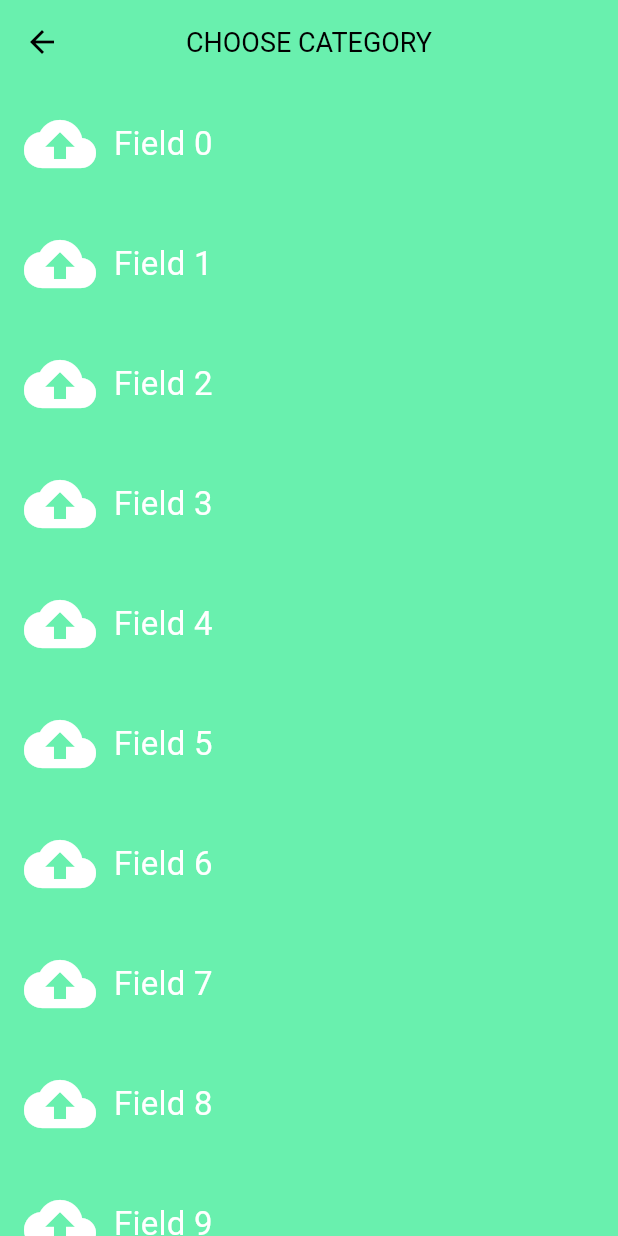
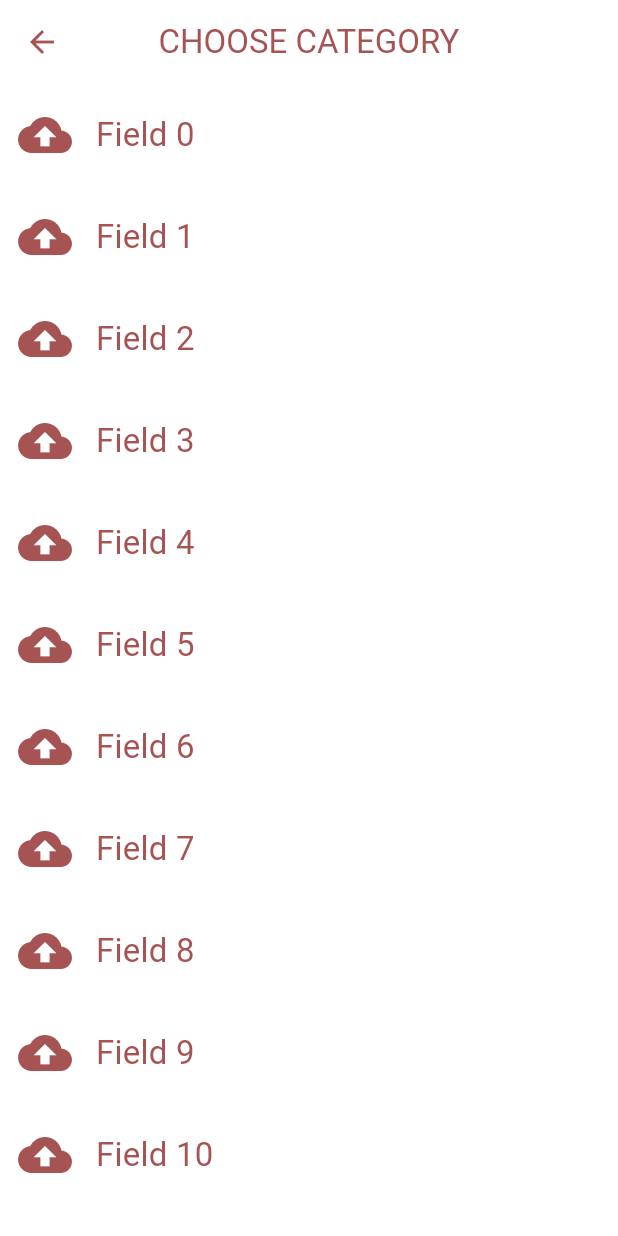
Before and after one commit to gotoinc/flutter_unit_converter, a Flutter app: the screen it shows after launch, after a tap on the "menu" icon, on a phone screen of 412 x 824 dp. Run offline on Flutter 3.47's test engine with Material 2 defaults, Android fonts, the phone set to English and light mode, and no system bars.

Commit message:
Created files for colors, dimensions. Added Scroll to content when keyboard open

```diff
--- a/lib/main.dart
+++ b/lib/main.dart
@@ -1,5 +1,6 @@
 import 'package:flutter/material.dart';
 import 'package:unit_converter/route/unit_converter_route.dart';
+import 'package:unit_converter/style/consts/colors.dart';
 
 void main() => runApp(Application());
 
@@ -9,10 +10,12 @@ class Application extends StatelessWidget {
     return MaterialApp(
         title: 'Unit Converter',
         theme: ThemeData(
-            primaryColor: Colors.greenAccent,
-            scaffoldBackgroundColor: Colors.greenAccent,
-            accentColor: Colors.white,
-            cursorColor: Colors.white),
+            primaryColor: mainColorApp,
+            scaffoldBackgroundColor: mainColorApp,
+            highlightColor: colorHighlight,
+            splashColor: colorHighlightSplash,
+            accentColor: textColor,
+            cursorColor: cursorColor),
         home: UnitConverterScreen());
   }
 }
--- a/lib/route/categories_route.dart
+++ b/lib/route/categories_route.dart
@@ -1,4 +1,6 @@
 import 'package:flutter/material.dart';
+import 'package:unit_converter/style/consts/colors.dart';
+import 'package:unit_converter/style/consts/dimensions.dart';
 import 'package:unit_converter/widget/categories.dart';
 
 class CategoriesScreen extends StatelessWidget {
@@ -8,9 +10,9 @@ class CategoriesScreen extends StatelessWidget {
         appBar: AppBar(
           leading: InkWell(
               onTap: () => (_navigateBack(context)),
-              child: Icon(Icons.arrow_back, color: Colors.black)),
+              child: Icon(Icons.arrow_back, color: textColor)),
           title: Text("Choose category".toUpperCase(),
-              style: TextStyle(fontSize: 18, color: Colors.black, fontWeight: FontWeight.normal)),
+              style: TextStyle(fontSize: textSize3, color: textColor, fontWeight: FontWeight.normal)),
           centerTitle: true,
           elevation: 0,
         ),
--- a/lib/route/unit_converter_route.dart
+++ b/lib/route/unit_converter_route.dart
@@ -1,6 +1,8 @@
 import 'package:flutter/material.dart';
-import 'package:unit_converter/data/data.dart';
+import 'package:unit_converter/data/model/data.dart';
 import 'package:unit_converter/route/categories_route.dart';
+import 'package:unit_converter/style/consts/colors.dart';
+import 'package:unit_converter/style/consts/dimensions.dart';
 import 'package:unit_converter/widget/converter.dart';
 
 class UnitConverterScreen extends StatelessWidget {
@@ -10,11 +12,11 @@ class UnitConverterScreen extends StatelessWidget {
         appBar: AppBar(
           leading: InkWell(
               onTap: () => (_navigateToCategories(context)),
-              child: Icon(Icons.menu, color: Colors.black)),
+              child: Icon(Icons.menu, color: textColor)),
           title: Text("Unit Converter".toUpperCase(),
               style: TextStyle(
-                  fontSize: 18,
-                  color: Colors.black,
+                  fontSize: textSize3,
+                  color: textColor,
                   fontWeight: FontWeight.normal)),
           centerTitle: true,
           elevation: 0,
--- /dev/null
+++ b/lib/style/consts/colors.dart
@@ -0,0 +1,13 @@
+import 'dart:ui';
+
+import 'package:flutter/material.dart';
+
+const Color textColor = Color(0xFFA65353);
+const Color textColorHint = Color(0xB3A65353);
+const Color textColorDisabled = Color(0x54FFFFFF);
+const Color cursorColor = textColor;
+const Color textColorSecondary = Color(0xFF737373);
+const Color mainColorApp = Color(0xFFFFFFFF);
+const Color secondColorApp = Color(0xFF326363);
+const Color colorHighlight = Color(0x4FA65353);
+const Color colorHighlightSplash = Color(0x24A65353);
--- /dev/null
+++ b/lib/style/consts/dimensions.dart
@@ -0,0 +1,30 @@
+const int default_padding = 12;
+
+// Border radius dimensions
+const double listItemPressRadius = 2;
+const double inputFieldRadius = 4;
+// Border width dimensions
+const double borderWidthDefault = 0.5;
+const double borderWidthFocused = 1.5;
+
+// Padding dimensions
+const double defaultPadding = 16.0;
+const double listItemSpace = 4.0;
+const double listItemPadding = 12.0;
+
+// Elevation dimensions
+const int dropDownUnitElevation = 16;
+
+// Icon dimensions
+const double icCompareArrowsSize = 24.0;
+const double icCategorySize = 36.0;
+const double icDropDownSize = 32.0;
+
+// Text dimensions
+const double textSize1 = 36.0;
+const double textSize2 = 28.0;
+const double textSize3 = 22.0;
+const double textSize4 = 18.0;
+const double textSize5 = 14.0;
+const double textSize6 = 12.0;
+const double letterSpacing = 0.15;
--- a/lib/style/style.dart
+++ b/lib/style/style.dart
@@ -1,17 +1,19 @@
 import 'package:flutter/material.dart';
+import 'package:unit_converter/style/consts/dimensions.dart';
+import 'package:unit_converter/style/consts/colors.dart';
 
 TextStyle defaultTextStyle() {
-  return TextStyle(color: Colors.white, fontSize: 22, letterSpacing: 0.15);
+  return TextStyle(color: textColor, fontSize: textSize3, letterSpacing: letterSpacing);
 }
 
 TextStyle dialogTextStyle() {
-  return TextStyle(color: Colors.black, fontSize: 18);
+  return TextStyle(color: textColor, fontSize: textSize4);
 }
 
 TextStyle defaultHintTextStyle() {
-  return TextStyle(color: Colors.white70, fontSize: 22, letterSpacing: 0.15);
+  return TextStyle(color: textColorHint, fontSize: textSize3, letterSpacing: letterSpacing);
 }
 
 TextStyle defaultLabelTextStyle() {
-  return TextStyle(color: Colors.white, fontSize: 22, letterSpacing: 0.15);
+  return TextStyle(color: textColor, fontSize: textSize3, letterSpacing: letterSpacing);
 }
--- a/lib/widget/categories.dart
+++ b/lib/widget/categories.dart
@@ -1,5 +1,5 @@
 import 'package:flutter/material.dart';
-import 'package:unit_converter/data/data.dart';
+import 'package:unit_converter/data/model/data.dart';
 import 'package:unit_converter/widget/item_category.dart';
 
 class CategoriesGroup extends StatelessWidget {
@@ -9,7 +9,6 @@ class CategoriesGroup extends StatelessWidget {
   Widget build(BuildContext context) {
     return OrientationBuilder(builder: (context, orientation) {
       final double childAspectRatio = MediaQuery.of(context).size.height / 80;
-      print("Child aspect ratio: $childAspectRatio");
       return _getRootWidget(childAspectRatio, orientation);
     });
   }
--- a/lib/widget/converter.dart
+++ b/lib/widget/converter.dart
@@ -1,4 +1,6 @@
 import 'package:flutter/material.dart';
+import 'package:unit_converter/style/consts/colors.dart';
+import 'package:unit_converter/style/consts/dimensions.dart';
 import 'package:unit_converter/widget/input_section.dart';
 
 class ConverterGroup extends StatelessWidget {
@@ -13,19 +15,32 @@ class ConverterGroup extends StatelessWidget {
   }
 
   Widget _getRootWidget(Orientation orientation) {
-    return orientation == Orientation.landscape
-        ? IntrinsicHeight(child: Row(mainAxisAlignment: MainAxisAlignment.spaceBetween, crossAxisAlignment: CrossAxisAlignment.center, children: <Widget>[
+    return NotificationListener<OverscrollIndicatorNotification>(
+        onNotification: (overscroll) {
+          overscroll.disallowGlow();
+        },
+        child: ListView(children: <Widget>[
+          IntrinsicHeight(
+              child: orientation == Orientation.landscape
+                  ? _rowForLandscapeOrientation()
+                  : _columnForPortraitOrientation())
+        ]));
+  }
+
+  Widget _rowForLandscapeOrientation() {
+    return Row(
+        mainAxisAlignment: MainAxisAlignment.spaceBetween,
+        crossAxisAlignment: CrossAxisAlignment.center,
+        children: <Widget>[
           Expanded(child: inputWidget),
           DecoratedBox(
               decoration: BoxDecoration(
                   border: Border.all(
-                      color: Colors.white,
+                    color: textColor,
                     width: 1,
                   ),
-                    borderRadius: BorderRadius.all(Radius.circular(1))),
+                  borderRadius: BorderRadius.all(Radius.zero)),
               child: InkWell(
-                    highlightColor: Colors.greenAccent.shade400,
-                    splashColor: Colors.white70,
                   borderRadius: BorderRadius.all(Radius.zero),
                   onTap: () {
                     String temp = inputWidget.getInputtedText();
@@ -34,12 +49,15 @@ class ConverterGroup extends StatelessWidget {
                     outputWidget.setTextToTextField(temp);
                   },
                   child: Padding(
-                        padding: EdgeInsets.all(12),
+                      padding: EdgeInsets.all(defaultPadding),
                       child: Icon(Icons.compare_arrows,
-                            color: Colors.white, size: 24)))),
+                          color: textColor, size: icCompareArrowsSize)))),
           Expanded(child: outputWidget)
-          ]))
-        : Column(children: <Widget>[
+        ]);
+  }
+
+  Widget _columnForPortraitOrientation() {
+    return Column(children: <Widget>[
       inputWidget,
       Center(
           child: RotatedBox(
@@ -47,24 +65,24 @@ class ConverterGroup extends StatelessWidget {
               child: DecoratedBox(
                   decoration: BoxDecoration(
                       border: Border.all(
-                              color: Colors.white,
+                        color: textColor,
                         width: 1,
                       ),
-                            borderRadius: BorderRadius.all(Radius.circular(1))),
+                      borderRadius: BorderRadius.all(Radius.zero)),
                   child: InkWell(
-                            highlightColor: Colors.greenAccent.shade400,
-                            splashColor: Colors.white70,
+                      highlightColor: colorHighlight,
+                      splashColor: colorHighlightSplash,
                       borderRadius: BorderRadius.all(Radius.zero),
                       onTap: () {
                         String temp = inputWidget.getInputtedText();
-                              inputWidget.setTextToTextField(
-                                  outputWidget.getInputtedText());
+                        inputWidget
+                            .setTextToTextField(outputWidget.getInputtedText());
                         outputWidget.setTextToTextField(temp);
                       },
                       child: Padding(
-                                padding: EdgeInsets.all(12),
+                          padding: EdgeInsets.all(defaultPadding),
                           child: Icon(Icons.compare_arrows,
-                                    color: Colors.white, size: 24)))))),
+                              color: textColor, size: icCompareArrowsSize)))))),
       outputWidget
     ]);
   }
--- a/lib/widget/dropdown_border.dart
+++ b/lib/widget/dropdown_border.dart
@@ -1,15 +1,7 @@
 import 'package:flutter/material.dart';
-import 'package:unit_converter/data/data.dart';
+import 'package:unit_converter/data/model/data.dart';
+import 'package:unit_converter/style/consts/dimensions.dart';
 import 'package:unit_converter/style/style.dart';
-
-BoxDecoration _get(Color borderColor, double width, double radius) {
-  return BoxDecoration(
-      border: Border.all(
-        color: borderColor,
-        width: width,
-      ),
-      borderRadius: BorderRadius.all(Radius.circular(radius)));
-}
 
 class DropdownBorder extends StatefulWidget {
   final Color borderColor;
@@ -47,10 +39,6 @@ class _DropdownBorderState extends State<DropdownBorder> {
   Widget build(BuildContext context) {
     return Container(
         decoration: _get(borderColor, width, radius),
-        child: Theme(
-            data: ThemeData(
-                canvasColor: Colors.greenAccent.shade400,
-                brightness: Brightness.dark),
         child: DropdownButtonHideUnderline(
             child: ButtonTheme(
                 alignedDropdown: true,
@@ -71,7 +59,16 @@ class _DropdownBorderState extends State<DropdownBorder> {
                     onChanged: (Unit unit) {
                       _update(unit);
                     },
-                        elevation: 16,
-                        iconSize: 44)))));
+                    elevation: dropDownUnitElevation,
+                    iconSize: icDropDownSize))));
+  }
+
+  BoxDecoration _get(Color borderColor, double width, double radius) {
+    return BoxDecoration(
+        border: Border.all(
+          color: borderColor,
+          width: width,
+        ),
+        borderRadius: BorderRadius.all(Radius.circular(radius)));
   }
 }
--- a/lib/widget/input_section.dart
+++ b/lib/widget/input_section.dart
@@ -1,4 +1,6 @@
 import 'package:flutter/material.dart';
+import 'package:unit_converter/style/consts/colors.dart';
+import 'package:unit_converter/style/consts/dimensions.dart';
 import 'package:unit_converter/style/style.dart';
 import 'package:unit_converter/widget/dropdown_border.dart';
 
@@ -16,11 +18,11 @@ class InputSection extends StatelessWidget {
   @override
   Widget build(BuildContext context) {
     return Padding(
-        padding: EdgeInsets.all(16),
+        padding: EdgeInsets.all(defaultPadding),
         child: Column(children: <Widget>[
           TextField(
             keyboardType: TextInputType.number,
-            textInputAction: TextInputAction.go,
+            textInputAction: TextInputAction.done,
             style: defaultTextStyle(),
             controller: _textController,
             decoration: InputDecoration(
@@ -28,22 +30,23 @@ class InputSection extends StatelessWidget {
                 labelText: "Input Value",
                 labelStyle: defaultLabelTextStyle(),
                 hintStyle: defaultHintTextStyle(),
-                contentPadding: EdgeInsets.all(16),
-                border: OutlineInputBorder(
-                    borderRadius: BorderRadius.circular(4),
-                    borderSide: BorderSide(color: Colors.white, width: 1)),
-                enabledBorder: OutlineInputBorder(
-                    borderRadius: BorderRadius.circular(4),
-                    borderSide: BorderSide(color: Colors.white, width: 1)),
-                focusedBorder: OutlineInputBorder(
-                    borderRadius: BorderRadius.circular(4),
-                    borderSide: BorderSide(color: Colors.white, width: 2)),
-                disabledBorder: OutlineInputBorder(
-                    borderRadius: BorderRadius.circular(4),
-                    borderSide: BorderSide(color: Colors.white54, width: 1))),
+                contentPadding: EdgeInsets.all(defaultPadding),
+                border: _get(borderWidthDefault, textColor),
+                enabledBorder:
+                    _get(borderWidthDefault, textColor),
+                focusedBorder:
+                    _get(borderWidthFocused, textColor),
+                disabledBorder: _get(
+                    borderWidthDefault, textColorDisabled)),
           ),
-          SizedBox(height: 16),
-          DropdownBorder(borderColor: Colors.white, width: 1, radius: 4)
+          SizedBox(height: defaultPadding),
+          DropdownBorder(borderColor: textColor, width: borderWidthDefault, radius: inputFieldRadius)
         ]));
   }
+
+  OutlineInputBorder _get(double borderWidth, Color borderColor) {
+    return OutlineInputBorder(
+        borderRadius: BorderRadius.circular(inputFieldRadius),
+        borderSide: BorderSide(color: borderColor, width: borderWidth));
+  }
 }
--- a/lib/widget/item_category.dart
+++ b/lib/widget/item_category.dart
@@ -1,5 +1,7 @@
 import 'package:flutter/material.dart';
-import 'package:unit_converter/data/data.dart';
+import 'package:unit_converter/data/model/data.dart';
+import 'package:unit_converter/style/consts/colors.dart';
+import 'package:unit_converter/style/consts/dimensions.dart';
 import 'package:unit_converter/style/style.dart';
 
 class ItemCategory extends StatelessWidget {
@@ -10,24 +12,29 @@ class ItemCategory extends StatelessWidget {
   @override
   Widget build(BuildContext context) {
     return Container(
-        height: 80,
-        child: Padding(
-            padding: EdgeInsets.all(8),
+        child: IntrinsicHeight(child: Padding(
+            padding: EdgeInsets.symmetric(
+                vertical: listItemSpace),
             child: InkWell(
-                highlightColor: Colors.greenAccent.shade400,
-                splashColor: Colors.white70,
-                borderRadius: BorderRadius.all(Radius.circular(4)),
-                onTap: () {Navigator.of(context).pop(field);},
+                highlightColor: colorHighlight,
+                splashColor: colorHighlightSplash,
+                borderRadius:
+                    BorderRadius.all(Radius.circular(listItemPressRadius)),
+                onTap: () {
+                  Navigator.of(context).pop(field);
+                },
                 child: Padding(
-                    padding: EdgeInsets.all(8),
+                    padding: EdgeInsets.all(listItemPadding),
                     child: Row(children: <Widget>[
-                      Icon(Icons.backup, color: Colors.white, size: 48),
+                      Icon(Icons.backup,
+                          color: textColor, size: icCategorySize),
                       Center(
                           child: Padding(
-                              padding: EdgeInsets.symmetric(horizontal: 12),
+                              padding: EdgeInsets.symmetric(
+                                  horizontal: defaultPadding),
                               child: Text(field.title,
                                   style: defaultTextStyle(),
                                   textAlign: TextAlign.center)))
-                    ])))));
+                    ]))))));
   }
 }
```
Also changed, not shown: lib/data/model/data.dart (renamed from lib/data/data.dart). Lines whose indentation alone changed are shown as unchanged.
